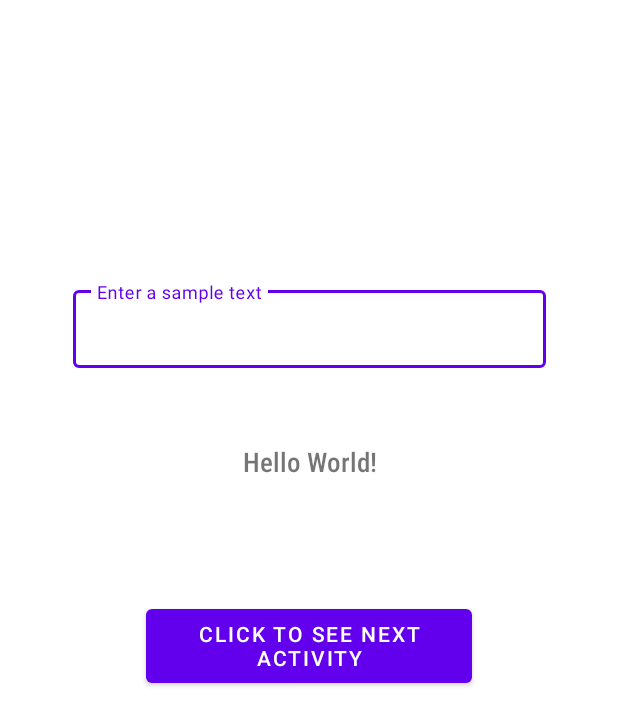
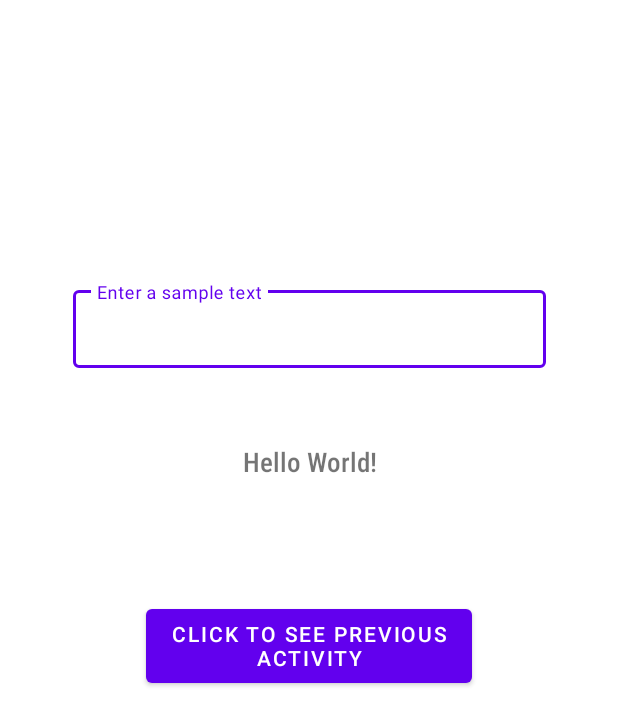
Before and after one commit to alinbabu2010/Activity-App, an Android app: the layout activity_sub.xml on its own in the app's theme, with its tools: preview values and no code run, on a phone screen of 412 x 824 dp. Shown: the top 725 px of the screen. Run offline under Robolectric (Android 15) with nearby library versions, the phone set to English and light mode, and no system bars.

Commit message:
Creation of second activity and adding views for second activity.

```diff
--- a/app/src/main/AndroidManifest.xml
+++ b/app/src/main/AndroidManifest.xml
@@ -4,12 +4,14 @@
 
     <application
         android:allowBackup="true"
+        android:fullBackupContent="true"
         android:icon="@mipmap/ic_launcher"
         android:label="@string/app_name"
         android:roundIcon="@mipmap/ic_launcher_round"
         android:supportsRtl="true"
-        android:theme="@style/Theme.Activity"
-        android:fullBackupContent="true">
+        android:theme="@style/Theme.Activity">
+        <activity android:name=".SubActivity">
+        </activity>
         <activity android:name=".MainActivity">
             <intent-filter>
                 <action android:name="android.intent.action.MAIN" />
--- a/app/src/main/res/layout/activity_main.xml
+++ b/app/src/main/res/layout/activity_sub.xml
@@ -4,10 +4,10 @@
     xmlns:tools="http://schemas.android.com/tools"
     android:layout_width="match_parent"
     android:layout_height="match_parent"
-    tools:context=".MainActivity">
+    tools:context=".SubActivity">
 
     <com.google.android.material.textfield.TextInputLayout
-        android:id="@+id/outlinedTextField1"
+        android:id="@+id/outlinedTextField2"
         style="@style/Widget.MaterialComponents.TextInputLayout.OutlinedBox"
         android:layout_width="315dp"
         android:layout_height="57dp"
@@ -19,14 +19,14 @@
         app:layout_constraintTop_toTopOf="parent">
 
         <com.google.android.material.textfield.TextInputEditText
-            android:id="@+id/inputFiled1"
+            android:id="@+id/inputField2"
             android:layout_width="match_parent"
             android:layout_height="wrap_content" />
 
     </com.google.android.material.textfield.TextInputLayout>
 
     <TextView
-        android:id="@+id/textView1"
+        android:id="@+id/textView2"
         android:layout_width="wrap_content"
         android:layout_height="wrap_content"
         android:layout_marginTop="50dp"
@@ -37,18 +37,18 @@
         app:layout_constraintEnd_toEndOf="parent"
         app:layout_constraintHorizontal_bias="0.5"
         app:layout_constraintStart_toStartOf="parent"
-        app:layout_constraintTop_toBottomOf="@+id/outlinedTextField1" />
+        app:layout_constraintTop_toBottomOf="@+id/outlinedTextField2" />
 
     <Button
-        android:id="@+id/button1"
+        android:id="@+id/button2"
         android:layout_width="217dp"
         android:layout_height="61dp"
         android:layout_marginTop="80dp"
-        android:text="@string/buttonText1"
+        android:text="@string/buttonText2"
         app:layout_constraintEnd_toEndOf="parent"
         app:layout_constraintHorizontal_bias="0.5"
         app:layout_constraintStart_toStartOf="parent"
-        app:layout_constraintTop_toBottomOf="@+id/textView1"
+        app:layout_constraintTop_toBottomOf="@+id/textView2"
         app:strokeColor="#FFFFFF" />
 
 </androidx.constraintlayout.widget.ConstraintLayout>
--- a/app/src/main/res/values/strings.xml
+++ b/app/src/main/res/values/strings.xml
@@ -2,4 +2,5 @@
     <string name="app_name">Activity</string>
     <string name="label">Enter a sample text</string>
     <string name="buttonText1">Click to see next activity</string>
+    <string name="buttonText2">Click to see previous activity</string>
 </resources>
```
Also changed, not shown: app/src/main/java/com/example/activity/MainActivity.kt (+17 -0 lines), app/src/main/java/com/example/activity/SubActivity.kt (added, +24 -0 lines).
